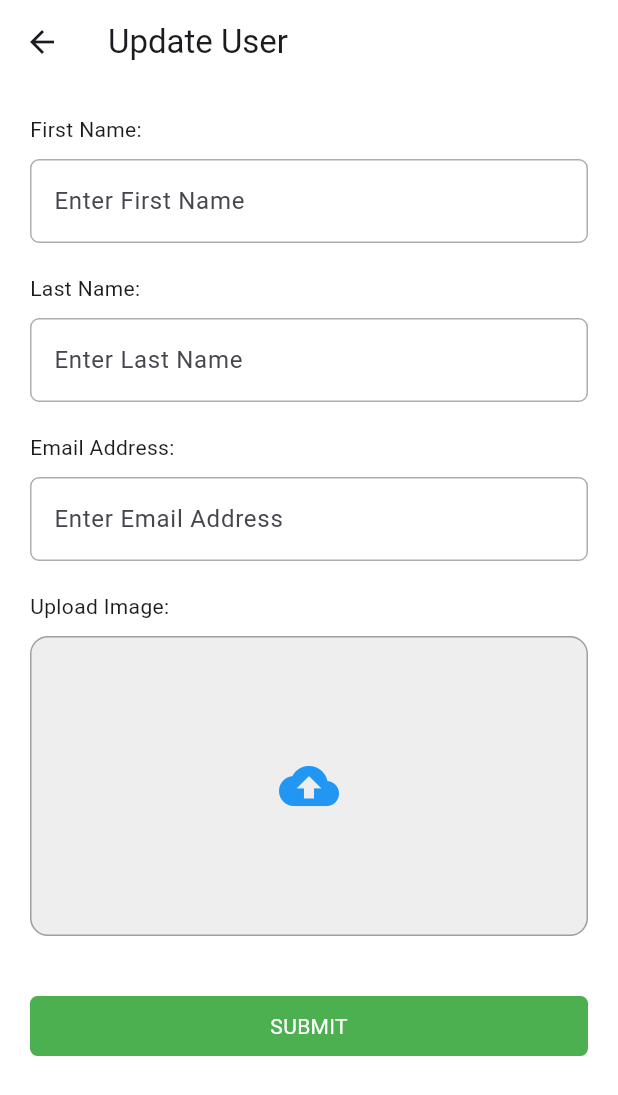
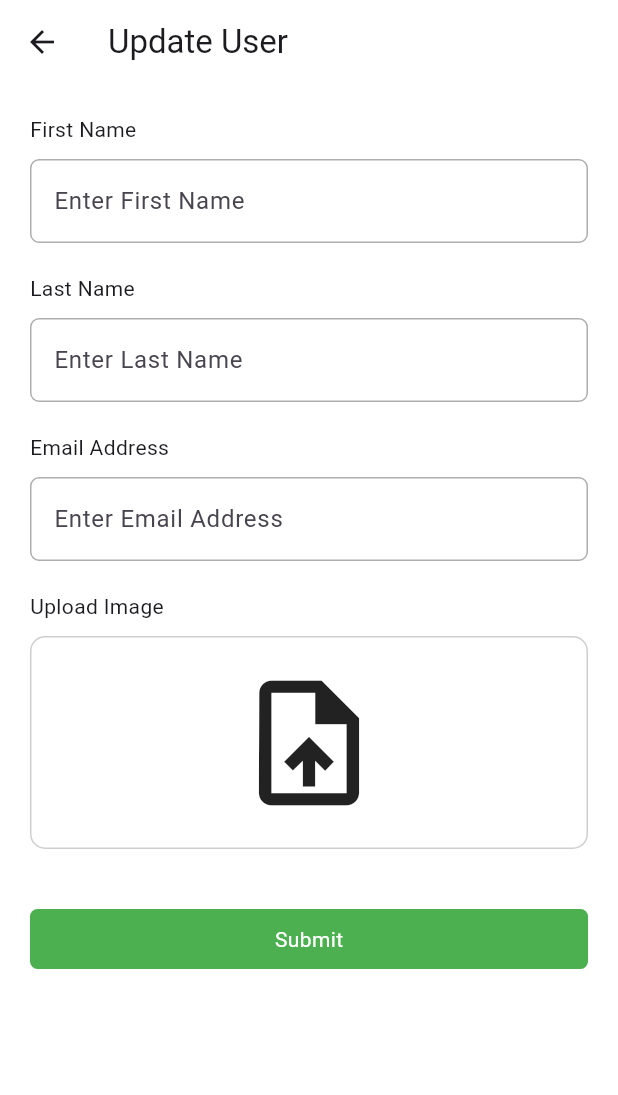
Before and after one commit to aman-shrestha/user_list, a Flutter app: the UserUpdateView screen opened by its route, on a phone screen of 412 x 824 dp. Shown: the top 1095 px of the screen. Run offline on Flutter 3.47's test engine with Material 3 defaults, Android fonts, the phone set to English and light mode, and no system bars; drawn by our look-alikes of keyboard_dismisser; our stand-ins replace get; network calls fail.

Commit message:
solved issue with gridle

```diff
--- a/lib/app/modules/search/views/search_view.dart
+++ b/lib/app/modules/search/views/search_view.dart
@@ -41,7 +41,7 @@ class SearchView extends StatelessWidget {
           child: TextField(
             controller: searchController,
             decoration: InputDecoration(
-              hintText: "Search products...",
+              hintText: "searchUsers".tr,
               prefixIcon: Icon(Icons.search, color: Colors.grey[600]),
               border: InputBorder.none,
             ),
@@ -59,7 +59,7 @@ class SearchView extends StatelessWidget {
               child: searchResult.isEmpty
                   ? Center(
                       child: Text(
-                        'No results found',
+                        'noResultsFound'.tr,
                         style: TextStyle(fontSize: 16, color: Colors.grey),
                       ),
                     )
--- a/lib/app/modules/user_list/views/user_list_view.dart
+++ b/lib/app/modules/user_list/views/user_list_view.dart
@@ -19,7 +19,7 @@ class UserListView extends StatelessWidget {
       backgroundColor: Colors.white,
       appBar: AppBar(
         backgroundColor: Colors.white,
-        title: const Text("User List"),
+        title: Text('hello'.tr),
         actions: [
           GestureDetector(
             onTap: () {
@@ -33,7 +33,7 @@ class UserListView extends StatelessWidget {
               child: Row(
                 children: [
                   Text(
-                    "Add User",
+                    "addUser".tr,
                     style: TextStyle(),
                   ),
                   SizedBox(width: 10),
@@ -68,7 +68,7 @@ class UserListView extends StatelessWidget {
                   child: TextField(
                     // controller: searchController,
                     decoration: InputDecoration(
-                      hintText: "Search Users ...",
+                      hintText: "searchUsers".tr,
                       prefixIcon: const Icon(Icons.search),
 
                       // // labelText: 'Tap to show the keyboard',
--- a/lib/app/modules/user_update/views/user_update_view.dart
+++ b/lib/app/modules/user_update/views/user_update_view.dart
@@ -3,7 +3,7 @@ import 'dart:io';
 import 'package:flutter/material.dart';
 
 import 'package:get/get.dart';
-import 'package:image_picker/image_picker.dart';
+
 import 'package:keyboard_dismisser/keyboard_dismisser.dart';
 import 'package:view_user/app/modules/reusable_widgets/text_form_field_reusable.dart';
 
@@ -22,7 +22,7 @@ class UserUpdateView extends GetView<UserUpdateController> {
         backgroundColor: Colors.white,
         appBar: AppBar(
           backgroundColor: Colors.white,
-          title: const Text('Update User'),
+          title: Text('updateUser'.tr),
           centerTitle: false,
         ),
         body: Padding(
@@ -33,59 +33,73 @@ class UserUpdateView extends GetView<UserUpdateController> {
               child: Column(
                 crossAxisAlignment: CrossAxisAlignment.start,
                 children: [
-                  Text("First Name: "),
+                  Text("firstName".tr),
                   SizedBox(height: 10),
                   TextFormFieldReusable(
-                    hint: "Enter First Name",
+                    hint: "enterFirstName".tr,
                     textEditingController: firstName,
                     validator: (value) {
                       if (value == null || value.trim().isEmpty) {
-                        return 'First name is required';
+                        return 'errorFirstName'.tr;
                       }
                       return null;
                     },
                   ),
                   SizedBox(height: 20),
-                  Text("Last Name: "),
+                  Text("lastName".tr),
                   SizedBox(height: 10),
                   TextFormFieldReusable(
-                    hint: "Enter Last Name",
+                    hint: "enterLastName".tr,
                     textEditingController: lastName,
                     validator: (value) {
                       if (value == null || value.trim().isEmpty) {
-                        return 'Last name is required';
+                        return 'errorLastName'.tr;
                       }
                       return null;
                     },
                   ),
                   SizedBox(height: 20),
-                  Text("Email Address: "),
+                  Text("email".tr),
                   SizedBox(height: 10),
                   TextFormFieldReusable(
-                    hint: "Enter Email Address",
+                    hint: "enterEmail".tr,
                     textEditingController: email,
                     validator: (value) {
                       if (value == null || value.trim().isEmpty) {
-                        return 'Email is required';
+                        return 'errorEmail'.tr;
                       }
                       if (!RegExp(r'^[\w-\.]+@([\w-]+\.)+[\w-]{2,4}$')
                           .hasMatch(value)) {
-                        return 'Enter a valid email address';
+                        return 'validEmail'.tr;
                       }
                       return null;
                     },
                   ),
                   SizedBox(height: 20),
-                  Text("Upload Image:"),
+                  Text("uploadImage".tr),
                   SizedBox(height: 10),
-                  ImageUploadContainer(),
+                  Container(
+                    padding: EdgeInsets.all(20),
+                    decoration: BoxDecoration(
+                      borderRadius: BorderRadius.circular(10),
+                      border: Border.all(
+                        color: Colors.grey.withOpacity(0.5),
+                      ),
+                    ),
+                    child: Center(
+                        child: Icon(
+                      Icons.upload_file_outlined,
+                      size: 100,
+                    )),
+                  ),
+                  // ImageUploadContainer(),
                   SizedBox(height: 40),
                   GestureDetector(
                     onTap: () {
                       if (_formKey.currentState!.validate()) {
                         Get.snackbar(
-                          'Successful',
-                          'SUCCESSFULLY UPDATED THE USER.',
+                          'successful'.tr,
+                          'successfullyUpdated'.tr,
                           snackPosition: SnackPosition.BOTTOM,
                           backgroundColor: Colors.green,
                           colorText: Colors.white,
@@ -95,8 +109,8 @@ class UserUpdateView extends GetView<UserUpdateController> {
                         email.clear();
                       } else {
                         Get.snackbar(
-                          'Error',
-                          'Please fill all required fields correctly.',
+                          'error'.tr,
+                          'errorDetail'.tr,
                           snackPosition: SnackPosition.BOTTOM,
                           backgroundColor: Colors.red,
                           colorText: Colors.white,
@@ -113,7 +127,7 @@ class UserUpdateView extends GetView<UserUpdateController> {
                         padding: const EdgeInsets.fromLTRB(0, 10, 0, 10),
                         child: Center(
                           child: Text(
-                            "SUBMIT",
+                            "submit".tr,
                             style: TextStyle(color: Colors.white),
                           ),
                         ),
@@ -130,54 +144,54 @@ class UserUpdateView extends GetView<UserUpdateController> {
   }
 }
 
-class ImageUploadContainer extends StatefulWidget {
-  @override
-  _ImageUploadContainerState createState() => _ImageUploadContainerState();
-}
+// class ImageUploadContainer extends StatefulWidget {
+//   @override
+//   _ImageUploadContainerState createState() => _ImageUploadContainerState();
+// }
 
-class _ImageUploadContainerState extends State<ImageUploadContainer> {
-  XFile? _image;
+// class _ImageUploadContainerState extends State<ImageUploadContainer> {
+//   XFile? _image;
 
-  // Function to pick an image from the gallery
-  Future<void> _pickImage() async {
-    final ImagePicker _picker = ImagePicker();
-    final XFile? pickedImage =
-        await _picker.pickImage(source: ImageSource.gallery);
-    if (pickedImage != null) {
-      setState(() {
-        _image = pickedImage;
-      });
-    }
-  }
+//   // Function to pick an image from the gallery
+//   Future<void> _pickImage() async {
+//     final ImagePicker _picker = ImagePicker();
+//     final XFile? pickedImage =
+//         await _picker.pickImage(source: ImageSource.gallery);
+//     if (pickedImage != null) {
+//       setState(() {
+//         _image = pickedImage;
+//       });
+//     }
+//   }
 
-  @override
-  Widget build(BuildContext context) {
-    return GestureDetector(
-      onTap: _pickImage,
-      child: Container(
-        width: double.infinity,
-        height: 200,
-        decoration: BoxDecoration(
-          color: Colors.grey[200],
-          borderRadius: BorderRadius.circular(12),
-          border: Border.all(color: Colors.grey),
-        ),
-        child: _image == null
-            ? Center(
-                child: Icon(
-                  Icons.cloud_upload,
-                  color: Colors.blue,
-                  size: 40,
-                ),
-              )
-            : ClipRRect(
-                borderRadius: BorderRadius.circular(12),
-                child: Image.file(
-                  File(_image!.path),
-                  fit: BoxFit.cover,
-                ),
-              ),
-      ),
-    );
-  }
-}
+//   @override
+//   Widget build(BuildContext context) {
+//     return GestureDetector(
+//       onTap: _pickImage,
+//       child: Container(
+//         width: double.infinity,
+//         height: 200,
+//         decoration: BoxDecoration(
+//           color: Colors.grey[200],
+//           borderRadius: BorderRadius.circular(12),
+//           border: Border.all(color: Colors.grey),
+//         ),
+//         child: _image == null
+//             ? Center(
+//                 child: Icon(
+//                   Icons.cloud_upload,
+//                   color: Colors.blue,
+//                   size: 40,
+//                 ),
+//               )
+//             : ClipRRect(
+//                 borderRadius: BorderRadius.circular(12),
+//                 child: Image.file(
+//                   File(_image!.path),
+//                   fit: BoxFit.cover,
+//                 ),
+//               ),
+//       ),
+//     );
+//   }
+// }
--- a/lib/app/routes/app_pages.dart
+++ b/lib/app/routes/app_pages.dart
@@ -18,7 +18,7 @@ part 'app_routes.dart';
 class AppPages {
   AppPages._();
 
-  static const INITIAL = Routes.USER_LIST;
+  static const INITIAL = Routes.HOME;
 
   static final routes = [
     GetPage(
--- a/lib/main.dart
+++ b/lib/main.dart
@@ -3,12 +3,16 @@ import 'package:flutter/material.dart';
 import 'package:get/get.dart';
 
 import 'app/routes/app_pages.dart';
+import 'app/translations.dart';
 
 void main() {
   runApp(
     GetMaterialApp(
       debugShowCheckedModeBanner: false,
       title: "Application",
+      translations: AppTranslations(), // Add this
+      locale: const Locale('en', 'US'), // Default locale
+      fallbackLocale: const Locale('en', 'US'), // Fallback locale
       initialRoute: AppPages.INITIAL,
       getPages: AppPages.routes,
     ),
--- a/pubspec.yaml
+++ b/pubspec.yaml
@@ -39,7 +39,9 @@ dependencies:
   get: ^4.7.2
   http:
   keyboard_dismisser:
-  image_picker: ^0.8.4+4
+  flutter_localization:
+
+
 
 
 dev_dependencies:
```
Also changed, not shown: lib/app/modules/home/views/home_view.dart (+26 -5 lines), lib/app/modules/user_add/views/user_add_view.dart (+32 -18 lines), lib/app/modules/user_list/views/user_detail.dart (+4 -4 lines), lib/app/translations.dart (added, +59 -0 lines), pubspec.lock, 12 other files.
